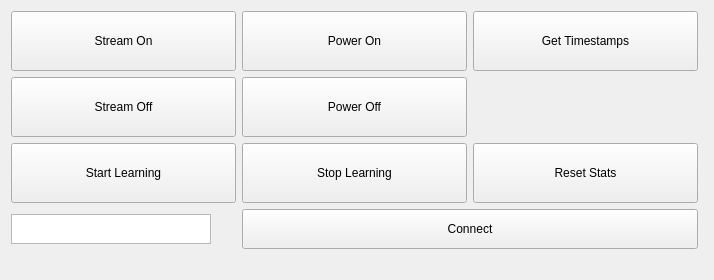
Old version of the form mainwindow.ui in the repository DephyInc/plan_network_interface.
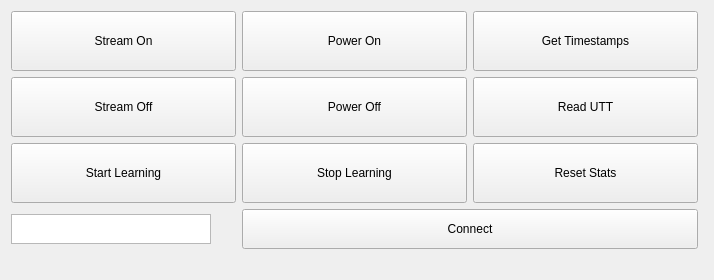
New version of the form.

Commit message: Added Read UTT

What changed in the file:
```diff
--- a/mainwindow.ui
+++ b/mainwindow.ui
@@ -205,6 +205,19 @@
         </property>
        </spacer>
       </item>
+      <item row="1" column="2">
+       <widget class="QPushButton" name="pushButton_10">
+        <property name="sizePolicy">
+         <sizepolicy hsizetype="MinimumExpanding" vsizetype="MinimumExpanding">
+          <horstretch>0</horstretch>
+          <verstretch>0</verstretch>
+         </sizepolicy>
+        </property>
+        <property name="text">
+         <string>Read UTT</string>
+        </property>
+       </widget>
+      </item>
      </layout>
     </item>
    </layout>
```
The commit also changes 3 other files.
